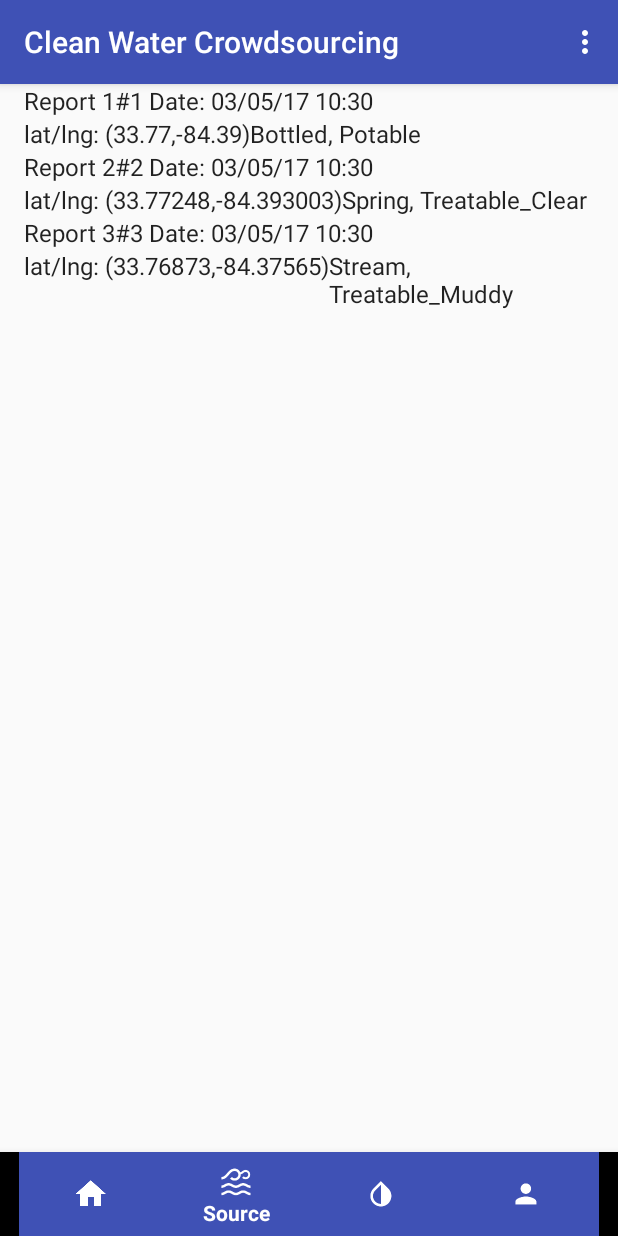
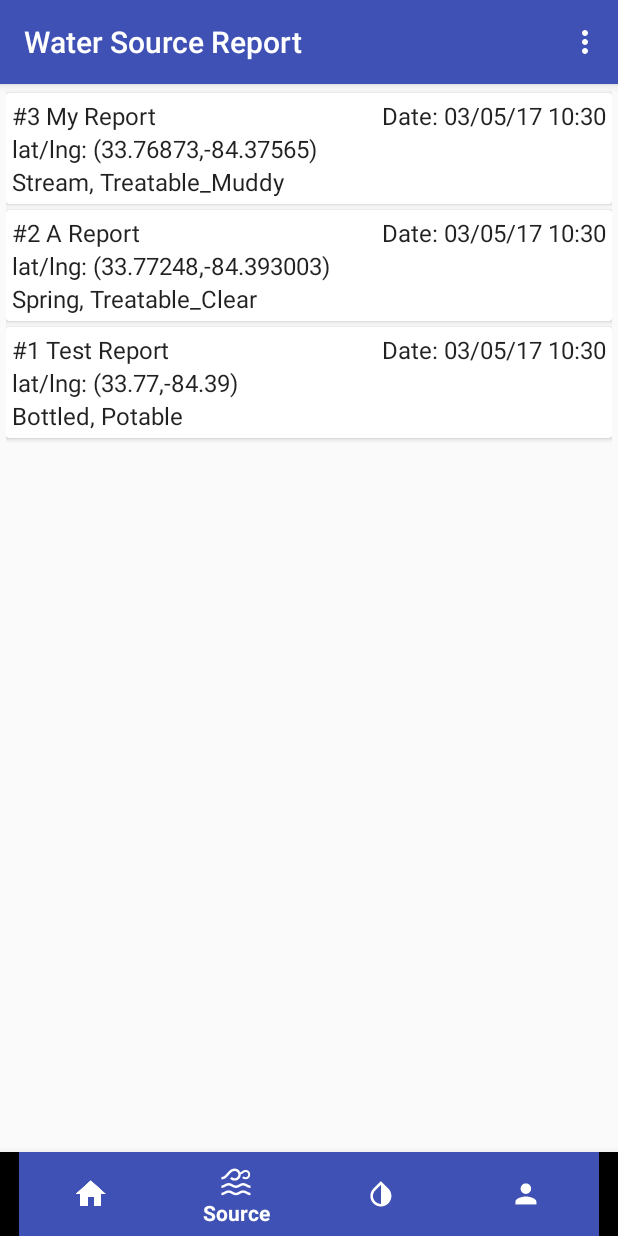
Before and after one commit to SuperLinguini/CS2340, an Android app: the MainActivity screen opened directly, with no data from a screen before it, item 2 of the bottom bar chosen, on a phone screen of 412 x 824 dp. Run offline under Robolectric (Android 15) with nearby library versions, the phone set to English and light mode, and no system bars.

Commit message:
Cleaned RecyclerView and fixed Titles.

```diff
--- a/app/src/main/java/tech/milind/cleanwatercrowdsourcing/controllers/ListSourceFragment.java
+++ b/app/src/main/java/tech/milind/cleanwatercrowdsourcing/controllers/ListSourceFragment.java
@@ -1,7 +1,5 @@
 package tech.milind.cleanwatercrowdsourcing.controllers;
 
-
-import android.app.ListFragment;
 import android.os.Bundle;
 
 import android.support.annotation.NonNull;
@@ -11,12 +9,9 @@ import android.view.LayoutInflater;
 import android.view.View;
 import android.view.ViewGroup;
 
-import android.widget.AdapterView;
-import android.widget.AdapterView.OnItemClickListener;
-import android.widget.ArrayAdapter;
 import android.widget.TextView;
-import android.widget.Toast;
 
+import java.util.Collections;
 import java.util.List;
 
 import tech.milind.cleanwatercrowdsourcing.R;
@@ -35,7 +30,10 @@ public class ListSourceFragment extends Fragment {
 
     private void setupRecyclerView(@NonNull RecyclerView recyclerView) {
         Model model = Model.getInstance();
-        recyclerView.setAdapter(new SimpleSourceAdapter(model.getReports()));
+        List<WaterSourceReport> reports = model.getReports();
+        Collections.sort(reports);
+        Collections.reverse(reports);
+        recyclerView.setAdapter(new SimpleSourceAdapter(reports));
     }
 
     public class SimpleSourceAdapter extends RecyclerView
@@ -43,15 +41,15 @@ public class ListSourceFragment extends Fragment {
         private List<WaterSourceReport> reports;
 
         public class ViewHolder extends RecyclerView.ViewHolder {
-            public TextView reportName;
-            public TextView reportNumAndDate;
+            public TextView reportNumAndName;
+            public TextView reportDate;
             public TextView reportLocation;
             public TextView reportTypeCondition;
 
             public ViewHolder(View v) {
                 super(v);
-                reportName = (TextView) v.findViewById(R.id.reportName);
-                reportNumAndDate = (TextView) v.findViewById(R.id.reportNumAndDate);
+                reportNumAndName = (TextView) v.findViewById(R.id.reportNumAndName);
+                reportDate = (TextView) v.findViewById(R.id.reportDate);
                 reportLocation = (TextView) v.findViewById(R.id.reportLocation);
                 reportTypeCondition = (TextView) v.findViewById(R.id.reportTypeCondition);
             }
@@ -65,9 +63,9 @@ public class ListSourceFragment extends Fragment {
         public void onBindViewHolder(ViewHolder holder, int position) {
             final Model model = Model.getInstance();
             WaterSourceReport wrs = reports.get(position);
-            holder.reportNumAndDate.setText(String.format("#%1$d Date: %2$tD %2$tR",
-                    wrs.getReportNumber(), wrs.getDate()));
-            holder.reportName.setText(wrs.getName());
+            holder.reportDate.setText(String.format("Date: %tD %<tR", wrs.getDate()));
+            holder.reportNumAndName.setText(String.format("#%s %s",
+                    wrs.getReportNumber(), wrs.getName()));
             holder.reportLocation.setText(wrs.getLocation().toString());
             holder.reportTypeCondition.setText(wrs.getType() + ", " + wrs.getCondition());
         }
--- a/app/src/main/java/tech/milind/cleanwatercrowdsourcing/controllers/MainActivity.java
+++ b/app/src/main/java/tech/milind/cleanwatercrowdsourcing/controllers/MainActivity.java
@@ -28,6 +28,7 @@ public class MainActivity extends AppCompatActivity {
         super.onCreate(savedInstanceState);
         setContentView(R.layout.activity_main);
 
+        getSupportActionBar().setTitle("Water Availability");
         getSupportFragmentManager().beginTransaction()
                 .add(R.id.fragmentContainer, new SourceReportFragment())
                 .commit();
@@ -41,14 +42,22 @@ public class MainActivity extends AppCompatActivity {
                 public boolean onNavigationItemSelected(@NonNull MenuItem item) {
                     switch(item.getItemId()) {
                         case R.id.nav_home:
+                            if(!(getSupportFragmentManager().findFragmentById(R.id.fragmentContainer)
+                                    instanceof SourceReportFragment)) {
                                 getSupportFragmentManager().beginTransaction()
                                         .replace(R.id.fragmentContainer, new SourceReportFragment())
                                         .commit();
+                                getSupportActionBar().setTitle("Water Availability");
+                            }
                             break;
                         case R.id.nav_source:
+                            if(!(getSupportFragmentManager().findFragmentById(R.id.fragmentContainer)
+                                    instanceof ListSourceFragment)) {
                                 getSupportFragmentManager().beginTransaction()
                                         .replace(R.id.fragmentContainer, new ListSourceFragment())
                                         .commit();
+                                getSupportActionBar().setTitle("Water Source Report");
+                            }
                             break;
                         case R.id.nav_purity:
 
--- a/app/src/main/java/tech/milind/cleanwatercrowdsourcing/model/WaterSourceReport.java
+++ b/app/src/main/java/tech/milind/cleanwatercrowdsourcing/model/WaterSourceReport.java
@@ -1,14 +1,17 @@
 package tech.milind.cleanwatercrowdsourcing.model;
+
+import android.support.annotation.NonNull;
 
 import com.google.android.gms.maps.model.LatLng;
 
+import java.util.Comparator;
 import java.util.Date;
 
 /**
  * Created by SuperLinguini on 3/2/2017.
  */
 
-public class WaterSourceReport {
+public class WaterSourceReport implements Comparable<WaterSourceReport> {
     private static int currentID = 1;
     public enum typeOfWater {
         Bottled, Well, Stream, Lake, Spring, Other
@@ -73,4 +76,9 @@ public class WaterSourceReport {
     public void setCondition(conditionOfWater condition) {
         this.condition = condition;
     }
+
+    @Override
+    public int compareTo(@NonNull WaterSourceReport o) {
+        return this.getReportNumber() > o.getReportNumber() ? 1 : -1;
+    }
 }
--- a/app/src/main/res/layout/fragment_list.xml
+++ b/app/src/main/res/layout/fragment_list.xml
@@ -6,8 +6,7 @@
     android:name="lab3.cs2340.gatech.edu.lab3.CourseDetailFragment"
     android:layout_width="match_parent"
     android:layout_height="match_parent"
-    android:layout_marginLeft="16dp"
-    android:layout_marginRight="16dp"
+    android:padding="4dp"
     app:layoutManager="LinearLayoutManager"
     tools:context="tech.milind.cleanwatercrowdsourcing.controllers.ListSourceFragment"
     tools:listitem="@layout/source_list_content" />
--- a/app/src/main/res/layout/source_list_content.xml
+++ b/app/src/main/res/layout/source_list_content.xml
@@ -1,37 +1,47 @@
 <?xml version="1.0" encoding="utf-8"?>
-<LinearLayout xmlns:android="http://schemas.android.com/apk/res/android"
+<android.support.v7.widget.CardView android:layout_height="wrap_content"
+    android:layout_width="match_parent"
+    xmlns:android="http://schemas.android.com/apk/res/android"
+    android:layout_marginTop="2dp"
+    android:layout_marginBottom="2dp"
+    >
+<LinearLayout
     android:orientation="vertical" android:layout_width="wrap_content"
-    android:layout_height="wrap_content">
-    <LinearLayout
+    android:layout_height="wrap_content"
+    android:padding="4dp">
+    <!---->
+    <RelativeLayout
         android:orientation="horizontal" android:layout_width="wrap_content"
         android:layout_height="wrap_content">
         <TextView
             android:layout_width="wrap_content"
             android:layout_height="wrap_content"
-            android:id="@+id/reportName"
-            android:layout_gravity="start"
+            android:id="@+id/reportNumAndName"
+            android:layout_alignParentLeft="true"
             android:textAppearance="?attr/textAppearanceListItem"/>
         <TextView
             android:layout_width="wrap_content"
             android:layout_height="wrap_content"
-            android:layout_gravity="end"
-            android:id="@+id/reportNumAndDate"
+            android:id="@+id/reportDate"
+            android:layout_alignParentRight="true"
             android:textAppearance="?attr/textAppearanceListItem"/>
-    </LinearLayout>
+    </RelativeLayout>
 
-    <LinearLayout
+    <!--<RelativeLayout
         android:orientation="horizontal" android:layout_width="wrap_content"
         android:layout_height="wrap_content">
+    </RelativeLayout>-->
     <TextView
         android:layout_width="wrap_content"
         android:layout_height="wrap_content"
         android:id="@+id/reportLocation"
+        android:layout_alignParentLeft="true"
         android:textAppearance="?attr/textAppearanceListItem"/>
     <TextView
         android:layout_width="wrap_content"
         android:layout_height="wrap_content"
         android:id="@+id/reportTypeCondition"
         android:textAppearance="?attr/textAppearanceListItem"/>
+    <!---->
 </LinearLayout>
-
-</LinearLayout>
+</android.support.v7.widget.CardView>
```
Also changed, not shown: app/src/main/java/tech/milind/cleanwatercrowdsourcing/controllers/SourceReportFragment.java (+15 -6 lines), app/src/main/java/tech/milind/cleanwatercrowdsourcing/model/Model.java (+3 -4 lines). Lines whose indentation alone changed are shown as unchanged.
